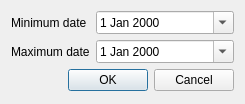
gltn/stdm, file ui/wizard/ui_date_property.ui: the form before one commit.
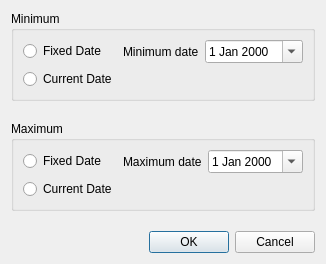
The form after the commit.

Commit message: Added minimum and maximum grouping

Diff of the .ui file:
```diff
--- a/ui/wizard/ui_date_property.ui
+++ b/ui/wizard/ui_date_property.ui
@@ -6,35 +6,31 @@
    <rect>
     <x>0</x>
     <y>0</y>
-    <width>245</width>
-    <height>104</height>
+    <width>324</width>
+    <height>233</height>
    </rect>
   </property>
   <property name="windowTitle">
    <string>Date properties</string>
   </property>
   <layout class="QFormLayout" name="formLayout">
+   <property name="verticalSpacing">
+    <number>20</number>
+   </property>
+   <item row="1" column="0" colspan="2">
+    <widget class="QGroupBox" name="groupBox_2">
+     <property name="title">
+      <string>Maximum</string>
+     </property>
+     <layout class="QGridLayout" name="gridLayout_2">
    <item row="0" column="0">
-    <widget class="QLabel" name="label">
-     <property name="maximumSize">
-      <size>
-       <width>200</width>
-       <height>16777215</height>
-      </size>
-     </property>
+       <widget class="QRadioButton" name="rbMaxFixed">
      <property name="text">
-      <string>Minimum date</string>
+         <string>Fixed Date</string>
      </property>
     </widget>
    </item>
    <item row="0" column="1">
-    <widget class="QDateEdit" name="edtMinDate">
-     <property name="calendarPopup">
-      <bool>true</bool>
-     </property>
-    </widget>
-   </item>
-   <item row="1" column="0">
     <widget class="QLabel" name="label_2">
      <property name="sizePolicy">
       <sizepolicy hsizetype="Fixed" vsizetype="Preferred">
@@ -53,14 +49,79 @@
      </property>
     </widget>
    </item>
-   <item row="1" column="1">
+      <item row="0" column="2">
     <widget class="QDateEdit" name="edtMaxDate">
+        <property name="sizePolicy">
+         <sizepolicy hsizetype="Minimum" vsizetype="Fixed">
+          <horstretch>1</horstretch>
+          <verstretch>0</verstretch>
+         </sizepolicy>
+        </property>
      <property name="calendarPopup">
       <bool>true</bool>
      </property>
     </widget>
    </item>
-   <item row="2" column="0" colspan="2">
+      <item row="1" column="0">
+       <widget class="QRadioButton" name="rbMaxCurr">
+        <property name="text">
+         <string>Current Date</string>
+        </property>
+       </widget>
+      </item>
+     </layout>
+    </widget>
+   </item>
+   <item row="0" column="0" colspan="2">
+    <widget class="QGroupBox" name="groupBox">
+     <property name="title">
+      <string>Minimum</string>
+     </property>
+     <layout class="QGridLayout" name="gridLayout">
+      <item row="0" column="0">
+       <widget class="QRadioButton" name="rbMinFixed">
+        <property name="text">
+         <string>Fixed Date</string>
+        </property>
+       </widget>
+      </item>
+      <item row="0" column="1">
+       <widget class="QLabel" name="label">
+        <property name="maximumSize">
+         <size>
+          <width>200</width>
+          <height>16777215</height>
+         </size>
+        </property>
+        <property name="text">
+         <string>Minimum date</string>
+        </property>
+       </widget>
+      </item>
+      <item row="0" column="2">
+       <widget class="QDateEdit" name="edtMinDate">
+        <property name="sizePolicy">
+         <sizepolicy hsizetype="Minimum" vsizetype="Fixed">
+          <horstretch>1</horstretch>
+          <verstretch>0</verstretch>
+         </sizepolicy>
+        </property>
+        <property name="calendarPopup">
+         <bool>true</bool>
+        </property>
+       </widget>
+      </item>
+      <item row="1" column="0">
+       <widget class="QRadioButton" name="rbMinCurr">
+        <property name="text">
+         <string>Current Date</string>
+        </property>
+       </widget>
+      </item>
+     </layout>
+    </widget>
+   </item>
+   <item row="2" column="1">
     <widget class="QDialogButtonBox" name="buttonBox">
      <property name="orientation">
       <enum>Qt::Horizontal</enum>
```
Lines whose indentation alone changed are shown as unchanged. The commit also changes 7 other files.
